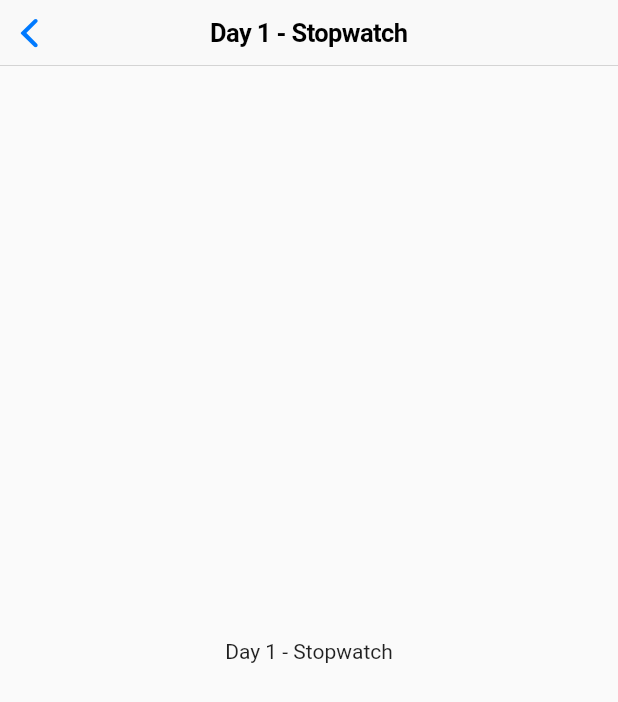
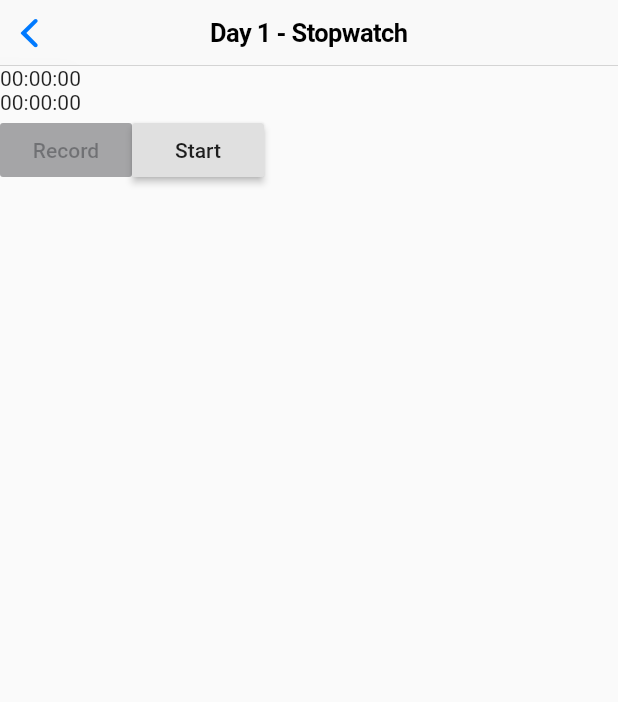
Before and after one commit to karan-rawal/30-days-flutter-challenge, a Flutter app: the Day1 screen opened by its route, on a phone screen of 412 x 824 dp. Shown: the top 702 px of the screen. Run offline on Flutter 3.47's test engine with Material 2 defaults, Android fonts, the phone set to English and light mode, and no system bars.

Commit message:
Stopwatch flow done.

```diff
--- a/thirty_days_of_flutter/lib/days/day1/day1.dart
+++ b/thirty_days_of_flutter/lib/days/day1/day1.dart
@@ -1,19 +1,180 @@
+import 'dart:async';
+
 import 'package:flutter/cupertino.dart';
 import 'package:flutter/material.dart';
 import 'package:thirty_days_of_flutter/common/widgets/custom-cupertino-nav-bar.dart';
 
-class Day1 extends StatelessWidget {
+formatDuration(Duration duration) {
+  String twoDigits(int n) {
+    if (n >= 10) return "$n";
+    return "0$n";
+  }
+
+  String twoDigitMinutes = twoDigits(duration.inMinutes.remainder(60));
+  String twoDigitSeconds = twoDigits(duration.inSeconds.remainder(60));
+  String millis = duration.inMilliseconds.remainder(1000).toString();
+  millis = millis.padLeft(4, '0');
+  millis = millis.substring(0, 3);
+  String twoDigitMillis = twoDigits(int.parse(millis));
+
+  return "${twoDigitMinutes}:$twoDigitSeconds:$twoDigitMillis";
+}
+
+class Day1 extends StatefulWidget {
   static const SCREEN_TITLE = 'Day 1 - Stopwatch';
   static const SCREEN_ROUTE = 'day1';
+
+  @override
+  State<Day1> createState() {
+    return Day1State();
+  }
+}
+
+class Day1State extends State<Day1> {
+  DateTime startTime = DateTime.now();
+  DateTime currentTime = DateTime.now();
+  DateTime resetTime = DateTime.now();
+  List<String> records = [];
+  Timer timer;
+  bool hasStarted = false;
+
+  void timerTick(timer) {
+    setState(() {
+      currentTime = currentTime.add(new Duration(milliseconds: 1));
+      resetTime = resetTime.add(new Duration(milliseconds: 1));
+    });
+  }
+
+  void record() {
+    setState(() {
+      records.add(formatDuration(resetTime.difference(startTime)));
+      resetTime = startTime;
+    });
+  }
+
+  void start() {
+    setState(() {
+      startTime = DateTime.now();
+      currentTime = DateTime.now();
+      resetTime = DateTime.now();
+      hasStarted = true;
+      records.clear();
+    });
+    if (timer == null) {
+      timer = new Timer.periodic(Duration(milliseconds: 1), timerTick);
+    } else {
+      timer.cancel();
+      timer = new Timer.periodic(Duration(milliseconds: 1), timerTick);
+    }
+  }
+
+  void stop() {
+    if (timer != null) {
+      timer.cancel();
+    }
+    setState(() {
+      hasStarted = false;
+      records.clear();
+    });
+  }
 
   @override
   Widget build(BuildContext context) {
     return Scaffold(
         appBar: CustomCupertinoNavBar(
-          title: SCREEN_TITLE,
+          title: Day1.SCREEN_TITLE,
         ),
-        body: Center(
-          child: Text(Day1.SCREEN_TITLE),
+        body: Column(
+          children: <Widget>[
+            WatchTimers(currentTime, startTime, resetTime),
+            WatchControls(start, stop, record, hasStarted),
+            WatchRecords(records),
+          ],
         ));
   }
 }
+
+class WatchTimers extends StatelessWidget {
+  final DateTime currentTime;
+  final DateTime startTime;
+  final DateTime resetTime;
+
+  WatchTimers(this.currentTime, this.startTime, this.resetTime);
+
+  @override
+  Widget build(BuildContext context) {
+    var resetTimeDiff = resetTime.difference(startTime);
+    var currentTimeDiff = currentTime.difference(startTime);
+
+    var resetTimeString = formatDuration(resetTimeDiff);
+    var currentTimeString = formatDuration(currentTimeDiff);
+
+    return Column(
+      children: <Widget>[
+        Row(
+          children: <Widget>[Text(resetTimeString)],
+        ),
+        Row(
+          children: <Widget>[Text(currentTimeString)],
+        ),
+      ],
+    );
+  }
+}
+
+class WatchControls extends StatelessWidget {
+  final Function onStartPress;
+  final Function onStopPress;
+  final Function onRecordPress;
+  final bool hasStarted;
+
+  WatchControls(
+      this.onStartPress, this.onStopPress, this.onRecordPress, this.hasStarted);
+
+  @override
+  Widget build(BuildContext context) {
+    String startButtonText = hasStarted ? 'Stop' : 'Start';
+    Function onStartCallback =
+        hasStarted ? this.onStopPress : this.onStartPress;
+    Function recordPress = hasStarted ? onRecordPress : null;
+
+    return Row(
+      children: <Widget>[
+        RaisedButton(
+          child: Text('Record'),
+          onPressed: recordPress,
+        ),
+        RaisedButton(
+          child: Text(startButtonText),
+          onPressed: onStartCallback,
+        ),
+      ],
+    );
+  }
+}
+
+class WatchRecords extends StatelessWidget {
+  final List<String> records;
+
+  WatchRecords(this.records);
+
+  @override
+  Widget build(BuildContext context) {
+    return Expanded(
+      child: ListView(
+        children: records
+            .asMap()
+            .map((index, record) => MapEntry(
+                index,
+                Row(
+                  children: <Widget>[
+                    Text('Lap ${index}'),
+                    Text(record),
+                  ],
+                )))
+            .values
+            .toList(),
+      ),
+    );
+  }
+}
```
